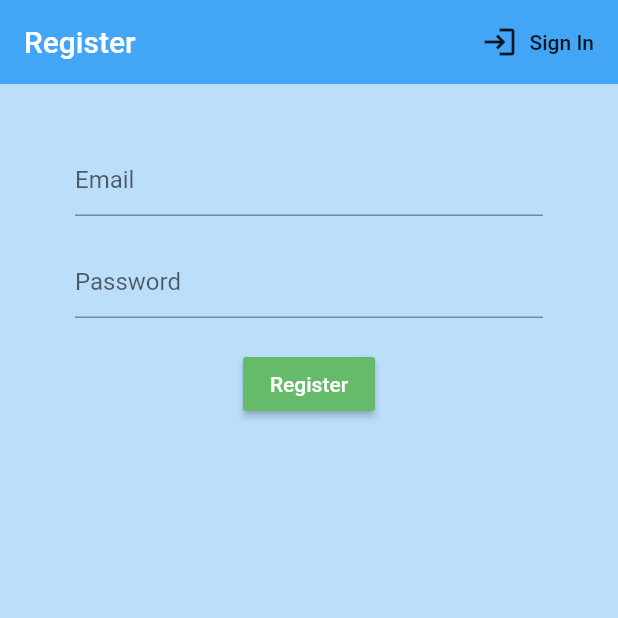
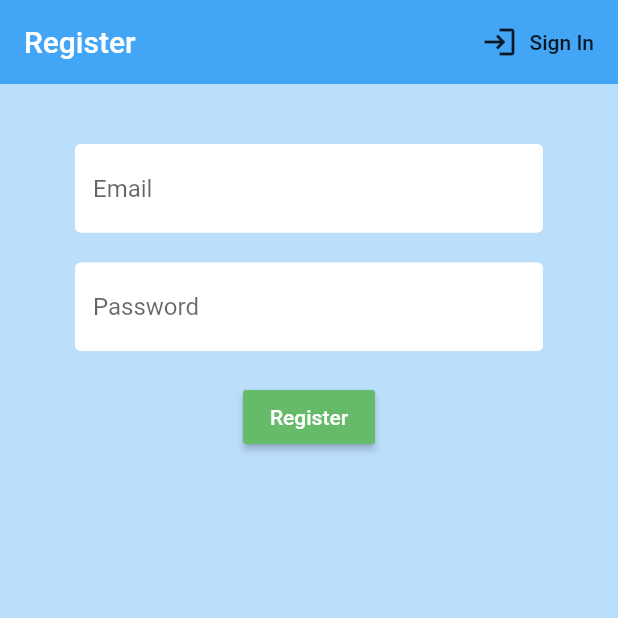
Before and after one commit to sauravk7077/brew-crew, a Flutter app: the screen it shows after launch, on a phone screen of 412 x 824 dp, the top half of it. Run offline on Flutter 3.47's test engine with Material 2 defaults, Android fonts, the phone set to English and light mode, and no system bars; our stand-ins replace cloud_firestore, firebase_auth, firebase_core, flutter_spinkit; accounts and stored records are empty.

Commit message:
login and register added

```diff
--- a/lib/screens/authenticate/register.dart
+++ b/lib/screens/authenticate/register.dart
@@ -1,4 +1,6 @@
 import 'package:brew_crew/services/auth.dart';
+import 'package:brew_crew/shared/constants.dart';
+import 'package:brew_crew/shared/loading.dart';
 import 'package:flutter/material.dart';
 
 class Register extends StatefulWidget {
@@ -11,12 +13,16 @@ class Register extends StatefulWidget {
 
 class _RegisterState extends State<Register> {
   final AuthService _auth = AuthService();
+  final _formKey = GlobalKey<FormState>();
   String email = '';
   String password = '';
-
+  String error = '';
+  bool loading = false;
   @override
   Widget build(BuildContext context) {
-    return Scaffold(
+    return loading
+        ? Loading()
+        : Scaffold(
             backgroundColor: Colors.blue[100],
             appBar: AppBar(
               actions: [
@@ -34,11 +40,14 @@ class _RegisterState extends State<Register> {
             body: Padding(
               padding: EdgeInsets.symmetric(vertical: 20.0, horizontal: 50.0),
               child: Form(
+                key: _formKey,
                 child: Column(
                   children: <Widget>[
                     SizedBox(height: 20),
                     TextFormField(
-                  decoration: InputDecoration(hintText: "Email"),
+                      decoration:
+                          textInputDecoration.copyWith(hintText: 'Email'),
+                      validator: (val) => val.isEmpty ? 'Enter email' : null,
                       onChanged: (val) {
                         setState(() {
                           email = val;
@@ -47,7 +56,11 @@ class _RegisterState extends State<Register> {
                     ),
                     SizedBox(height: 20),
                     TextFormField(
-                    decoration: InputDecoration(hintText: "Password"),
+                        decoration:
+                            textInputDecoration.copyWith(hintText: 'Password'),
+                        validator: (val) => val.length < 6
+                            ? 'Enter a password 6+ characters long'
+                            : null,
                         obscureText: true,
                         onChanged: (val) {
                           setState(() {
@@ -56,10 +69,28 @@ class _RegisterState extends State<Register> {
                         }),
                     SizedBox(height: 20),
                     RaisedButton(
-                    child:
-                        Text("Register", style: TextStyle(color: Colors.white)),
-                    onPressed: () {},
-                    color: Colors.green[400])
+                        child: Text("Register",
+                            style: TextStyle(color: Colors.white)),
+                        onPressed: () async {
+                          setState(() => loading = true);
+                          if (_formKey.currentState.validate()) {
+                            dynamic result =
+                                await _auth.registerWithEmailAndPassword(
+                                    email: email, password: password);
+                            if (result == null) {
+                              setState(() {
+                                error = "Please supply valid email";
+                                loading = false;
+                              });
+                            }
+                          } else {
+                            print("It is not valid!");
+                          }
+                        },
+                        color: Colors.green[400]),
+                    SizedBox(height: 12),
+                    Text(error,
+                        style: TextStyle(color: Colors.red, fontSize: 14))
                   ],
                 ),
               ),
--- /dev/null
+++ b/lib/shared/constants.dart
@@ -0,0 +1,10 @@
+import 'package:flutter/material.dart';
+
+const textInputDecoration = InputDecoration(
+    hintText: "Email",
+    filled: true,
+    fillColor: Colors.white,
+    enabledBorder: OutlineInputBorder(
+        borderSide: BorderSide(color: Colors.white, width: 2)),
+    focusedBorder: OutlineInputBorder(
+        borderSide: BorderSide(color: Colors.green, width: 2)));
--- a/pubspec.yaml
+++ b/pubspec.yaml
@@ -27,7 +27,7 @@ dependencies:
   cloud_firestore: ^0.14.4
   firebase_core: ^0.5.0
   provider: ^4.3.2+2
-
+  flutter_spinkit: ^4.1.2+1
 
   # The following adds the Cupertino Icons font to your application.
   # Use with the CupertinoIcons class for iOS style icons.
```
Also changed, not shown: lib/screens/authenticate/sign_in.dart (+38 -5 lines), lib/services/auth.dart (+23 -3 lines), lib/services/database.dart (added, +7 -0 lines), lib/shared/loading.dart (added, +17 -0 lines), pubspec.lock. Lines whose indentation alone changed are shown as unchanged.
